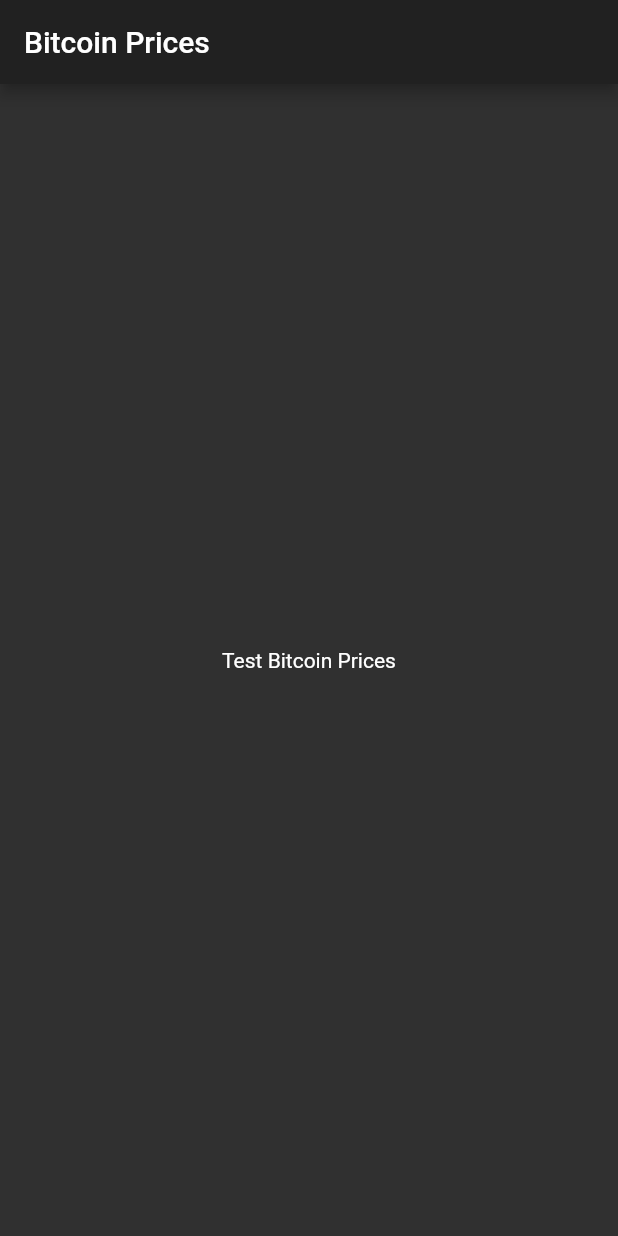
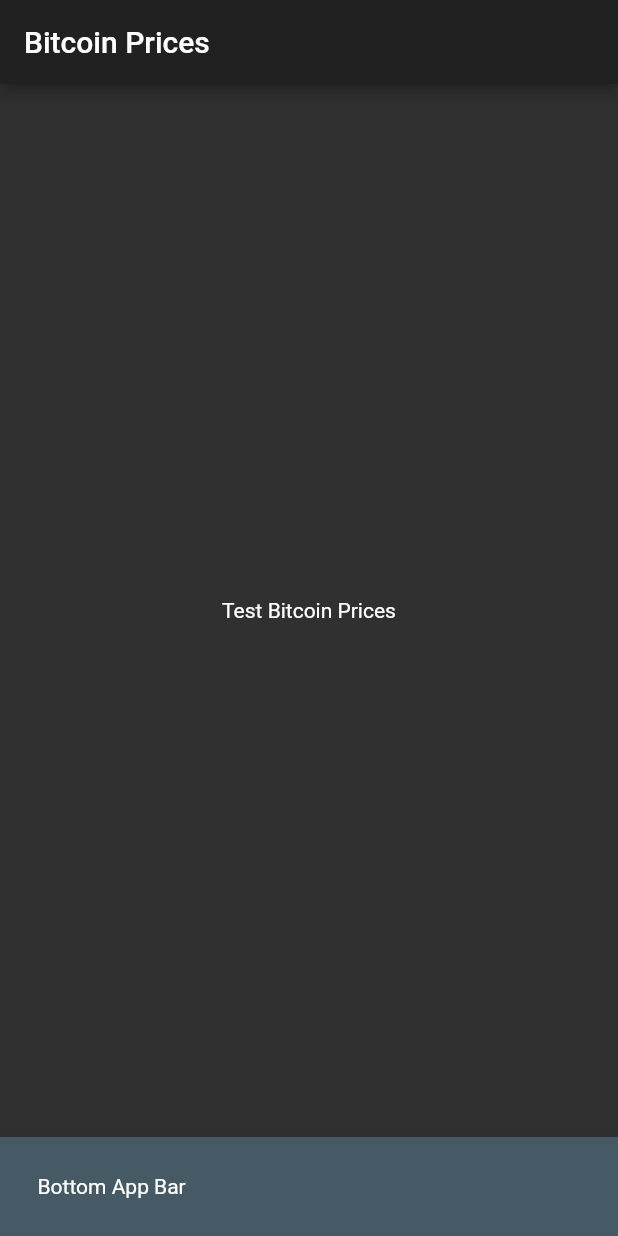
Before and after one commit to shahrohan05/FlutterDemos, a Flutter app: the screen it shows after launch, on a phone screen of 412 x 824 dp. Run offline on Flutter 3.47's test engine with Material 2 defaults, Android fonts, the phone set to English and light mode, and no system bars; our stand-ins replace audioplayers, font_awesome_flutter, geolocator, rflutter_alert; missing offline and left inert: awesome_loader.

Commit message:
project cleanup and bottom app bar

```diff
--- a/bitcoin_prices/lib/main.dart
+++ b/bitcoin_prices/lib/main.dart
@@ -3,7 +3,6 @@ import 'package:flutter/material.dart';
 void main() => runApp(MyApp());
 
 class MyApp extends StatelessWidget {
-  // This widget is the root of your application.
   @override
   Widget build(BuildContext context) {
     return MaterialApp(
@@ -40,6 +39,18 @@ class _MyHomePageState extends State<MyHomePage> {
           ],
         ),
       ),
+      bottomNavigationBar: BottomAppBar(
+        elevation: 30.0,
+        color: Colors.blueGrey[700],
+        child: Container(
+          padding: EdgeInsets.all(25.0),
+          child: Row(
+            children: <Widget>[
+              Text('Bottom App Bar'),
+            ],
+          ),
+        ),
+      ),
     );
   }
 }
```
